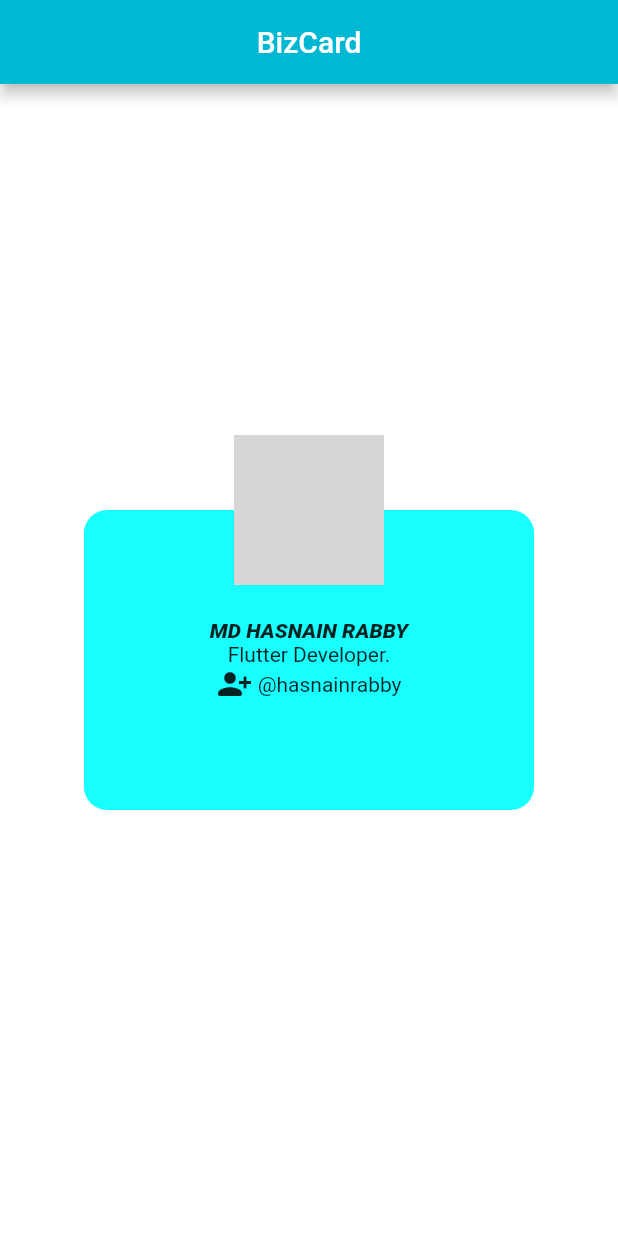
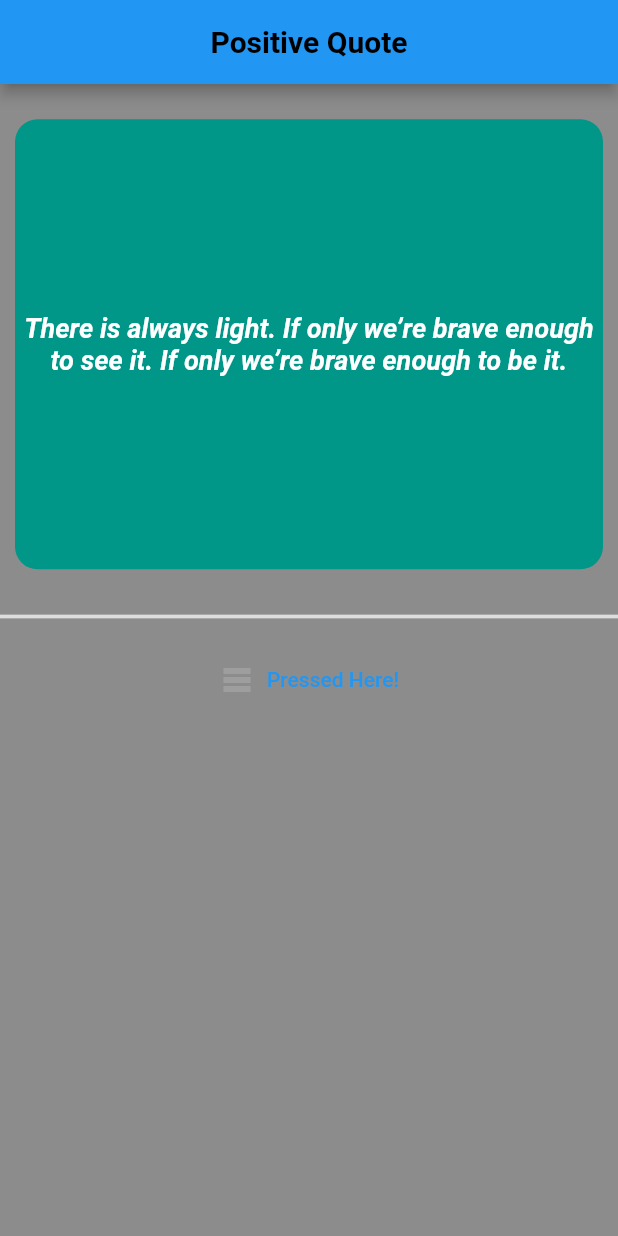
Before and after one commit to hasnainrabby/first_flutter_app, a Flutter app: the screen it shows after launch, on a phone screen of 412 x 824 dp. Run offline on Flutter 3.47's test engine with Material 2 defaults, Android fonts, the phone set to English and light mode, and no system bars; grey boxes are pictures that could not be loaded.

Commit message:
Quote App

```diff
--- a/lib/main.dart
+++ b/lib/main.dart
@@ -4,5 +4,5 @@ import 'ui/home.dart';
 
 //void main() => runApp(const Home());
 void main() => runApp( const MaterialApp(
-  home: BizCard(),
+  home: Wisdom(),
 ));
--- a/lib/ui/home.dart
+++ b/lib/ui/home.dart
@@ -1,18 +1,101 @@
 import 'package:flutter/material.dart';
 
-class BizCard extends StatelessWidget{
+class Wisdom extends StatefulWidget {
+  const Wisdom({Key? key}) : super(key: key);
+
+  @override
+  State<Wisdom> createState() => _WisdomState();
+}
+
+class _WisdomState extends State<Wisdom> {
+  int _index = 0;
+  List quotes = [
+    "There is always light. If only we’re brave enough to see it. If only we’re brave enough to be it.",
+    "If you want the rainbow, you have to put up with the rain.",
+    "Those who say it can’t be done are usually interrupted by others doing it.",
+    "If it doesn't make the world better, don't do it.",
+    "Hope will never be silent."
+  ];
+
+  @override
+  Widget build(BuildContext context) {
+    return Scaffold(
+      appBar: AppBar(
+        centerTitle: true,
+        title: const Text(
+          "Positive Quote",
+          style: TextStyle(
+              fontSize: 20,
+              fontWeight: FontWeight.bold,
+              color: Colors.black),
+        ),
+      ),
+      backgroundColor: Colors.black45,
+      body: Container(
+        alignment: Alignment.center,
+        child: Column(
+          mainAxisAlignment: MainAxisAlignment.center,
+          children: [
+            Expanded(
+              child: Center(
+                child: Container(
+                  width: 400,
+                  height: 300,
+                  margin: const EdgeInsets.only(left:10.0,right:10.0,top: 15.0,bottom: 15.0),
+                  decoration: BoxDecoration(
+                    borderRadius: BorderRadius.circular(15.0),
+                    color: Colors.teal
+                  ),
+                  child: Center(
+                    child: Text(
+                      quotes[_index % quotes.length],
+                      textAlign: TextAlign.center,
+                      style: const TextStyle(
+                          fontSize: 18,
+                          fontStyle: FontStyle.italic,
+                          fontWeight: FontWeight.bold,
+                          color: Colors.white),
+                    ),
+                  ),
+                ),
+              ),
+            ),
+            const Divider(thickness: 2.5,color: Colors.white70,),
+            Padding(
+              padding: const EdgeInsets.only(top: 10.0),
+              child: TextButton.icon(
+                  onPressed: _showQuote,
+                  icon: const Icon(Icons.table_rows_sharp,color: Colors.grey,),
+                  label: const Text("Pressed Here!")),
+            ),
+            const Spacer()
+          ],
+        ),
+      ),
+    );
+  }
+
+  void _showQuote() {
+    //increment our index/counter
+    setState(() {
+      _index += 1;
+    });
+  }
+}
+
+class BizCard extends StatelessWidget {
   const BizCard({Key? key}) : super(key: key);
 
   @override
   Widget build(BuildContext context) {
-
     return Scaffold(
       appBar: AppBar(
-        title: const Text("BizCard",
-        style: TextStyle(color: Colors.white),),
+        title: const Text(
+          "BizCard",
+          style: TextStyle(color: Colors.white),
+        ),
         centerTitle: true,
         backgroundColor: Colors.cyanAccent.shade700,
-
       ),
       backgroundColor: Colors.white70,
       body: Container(
@@ -26,7 +109,6 @@ class BizCard extends StatelessWidget{
         ),
       ),
     );
-
   }
 
   Container _getCard() {
@@ -35,14 +117,15 @@ class BizCard extends StatelessWidget{
       height: 200,
       margin: const EdgeInsets.all(50.0),
       decoration: BoxDecoration(
-        color: Colors.cyanAccent,
-        borderRadius: BorderRadius.circular(15.5)
-      ),
+          color: Colors.cyanAccent, borderRadius: BorderRadius.circular(15.5)),
       child: Column(
         mainAxisAlignment: MainAxisAlignment.center,
-        children:  [
-          const Text("MD HASNAIN RABBY",
-          style: TextStyle(fontStyle: FontStyle.italic,fontWeight: FontWeight.w800),),
+        children: [
+          const Text(
+            "MD HASNAIN RABBY",
+            style: TextStyle(
+                fontStyle: FontStyle.italic, fontWeight: FontWeight.w800),
+          ),
           const Text("Flutter Developer."),
           Row(
             mainAxisAlignment: MainAxisAlignment.center,
@@ -63,14 +146,12 @@ class BizCard extends StatelessWidget{
       decoration: BoxDecoration(
           color: Colors.white,
           borderRadius: const BorderRadius.all(Radius.circular(60.0)),
-        border: Border.all(color: Colors.cyan,width: 5.0),
-          image: const DecorationImage(image: NetworkImage("https://picsum.photos/300/300"))
-      ),
+          border: Border.all(color: Colors.cyan, width: 5.0),
+          image: const DecorationImage(
+              image: NetworkImage("https://picsum.photos/300/300"))),
     );
   }
-
 }
-
 
 class ScaffoldExample extends StatelessWidget {
   const ScaffoldExample({Key? key}) : super(key: key);
@@ -94,12 +175,15 @@ class ScaffoldExample extends StatelessWidget {
         backgroundColor: Colors.cyan,
         child: const Icon(Icons.cake),
         onPressed: () => debugPrint("I like cake."),
-
       ),
-      bottomNavigationBar: BottomNavigationBar(items:  const [
-        BottomNavigationBarItem(icon:Icon (Icons.account_box),label: 'Account'),
-        BottomNavigationBarItem(icon:Icon (Icons.alarm),label: 'Alarm')
-      ],onTap: (int index)=> debugPrint("Tapped item: $index"),),
+      bottomNavigationBar: BottomNavigationBar(
+        items: const [
+          BottomNavigationBarItem(
+              icon: Icon(Icons.account_box), label: 'Account'),
+          BottomNavigationBarItem(icon: Icon(Icons.alarm), label: 'Alarm')
+        ],
+        onTap: (int index) => debugPrint("Tapped item: $index"),
+      ),
       backgroundColor: Colors.amberAccent,
       body: Container(
           alignment: Alignment.center,
@@ -119,7 +203,6 @@ class ScaffoldExample extends StatelessWidget {
                 ),
                 onTap: () => debugPrint("Tapped...."),
               )*/
-
             ],
           )),
     );
@@ -131,7 +214,6 @@ class CustomButton extends StatelessWidget {
 
   @override
   Widget build(BuildContext context) {
-
     return GestureDetector(
       onTap: () {
         final snackBar = SnackBar(
@@ -140,8 +222,6 @@ class CustomButton extends StatelessWidget {
         );
 
         ScaffoldMessenger.of(context).showSnackBar(snackBar);
-
-
       },
       child: Container(
         padding: const EdgeInsets.all(15.0),
```
Lines whose indentation alone changed are shown as unchanged.
